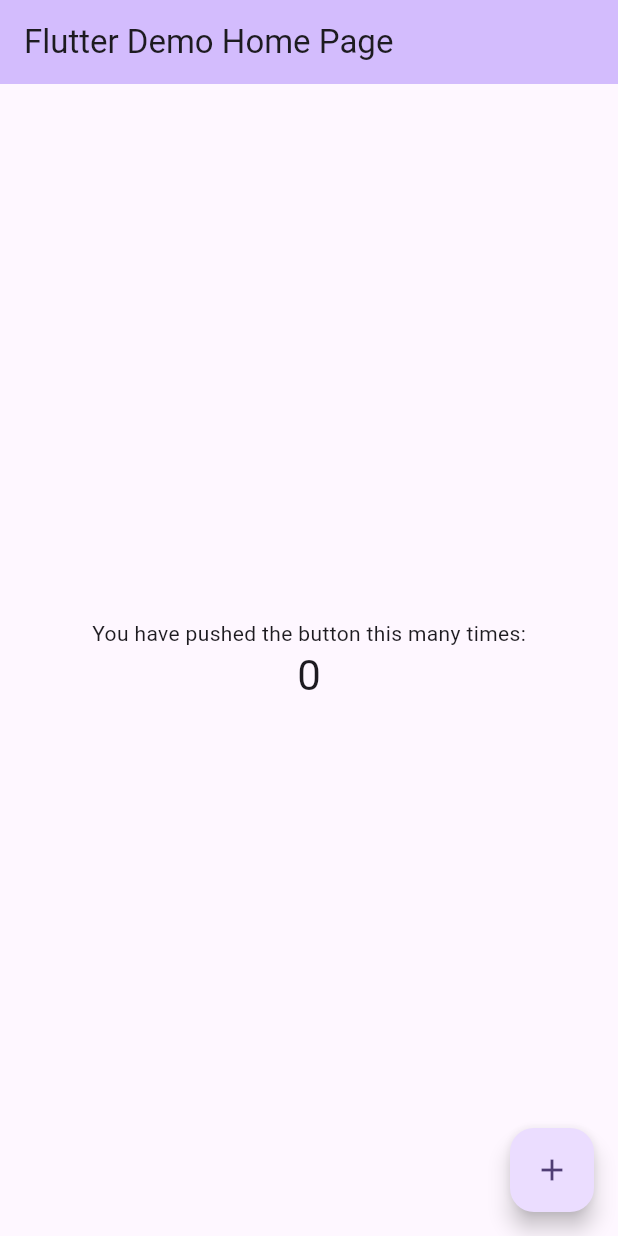
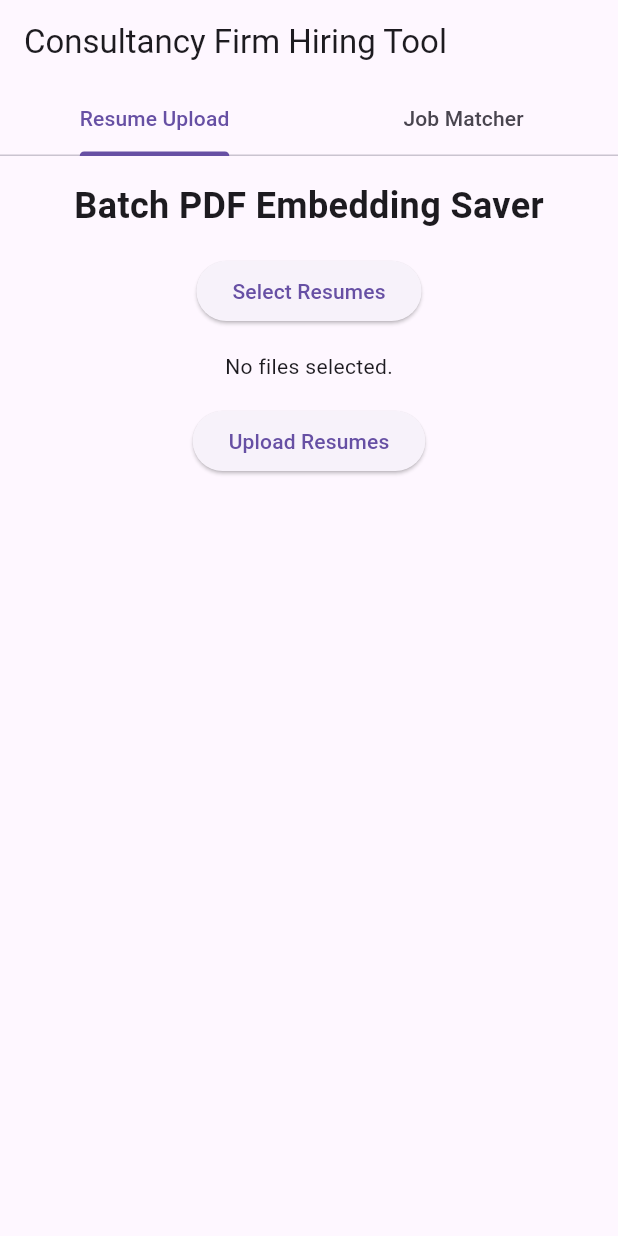
Before and after one commit to sahillakhe/pedha, a Flutter app: the screen it shows after launch, on a phone screen of 412 x 824 dp. Run offline on Flutter 3.47's test engine with Material 3 defaults, Android fonts, the phone set to English and light mode, and no system bars; our stand-ins replace file_picker.

Commit message:
Pedha UI in light theme

```diff
--- /dev/null
+++ b/pedhaaap/lib/home_page.dart
@@ -0,0 +1,34 @@
+// lib/home_page.dart
+import 'package:flutter/material.dart';
+import 'package:pedhaaap/job_matcher_tab.dart';
+import 'package:pedhaaap/resume_upload_tab.dart';
+
+class HomePage extends StatelessWidget {
+  final List<Tab> myTabs = <Tab>[
+    const Tab(text: 'Resume Upload'),
+    const Tab(text: 'Job Matcher'),
+  ];
+
+  HomePage({super.key});
+
+  @override
+  Widget build(BuildContext context) {
+    return DefaultTabController(
+      length: myTabs.length,
+      child: Scaffold(
+        appBar: AppBar(
+          title: const Text('Consultancy Firm Hiring Tool'),
+          bottom: TabBar(
+            tabs: myTabs,
+          ),
+        ),
+        body: const TabBarView(
+          children: [
+            ResumeUploadTab(),
+            JobMatcherTab(),
+          ],
+        ),
+      ),
+    );
+  }
+}
--- a/pedhaaap/lib/main.dart
+++ b/pedhaaap/lib/main.dart
@@ -1,125 +1,22 @@
+// lib/main.dart
 import 'package:flutter/material.dart';
+import 'package:pedhaaap/home_page.dart';
 
 void main() {
-  runApp(const MyApp());
+  runApp(const ConsultancyHiringToolApp());
 }
 
-class MyApp extends StatelessWidget {
-  const MyApp({super.key});
+class ConsultancyHiringToolApp extends StatelessWidget {
+  const ConsultancyHiringToolApp({super.key});
 
-  // This widget is the root of your application.
   @override
   Widget build(BuildContext context) {
     return MaterialApp(
-      title: 'Flutter Demo',
+      title: 'Consultancy Firm Hiring Tool',
       theme: ThemeData(
-        // This is the theme of your application.
-        //
-        // TRY THIS: Try running your application with "flutter run". You'll see
-        // the application has a purple toolbar. Then, without quitting the app,
-        // try changing the seedColor in the colorScheme below to Colors.green
-        // and then invoke "hot reload" (save your changes or press the "hot
-        // reload" button in a Flutter-supported IDE, or press "r" if you used
-        // the command line to start the app).
-        //
-        // Notice that the counter didn't reset back to zero; the application
-        // state is not lost during the reload. To reset the state, use hot
-        // restart instead.
-        //
-        // This works for code too, not just values: Most code changes can be
-        // tested with just a hot reload.
-        colorScheme: ColorScheme.fromSeed(seedColor: Colors.deepPurple),
-        useMaterial3: true,
+        primarySwatch: Colors.blue,
       ),
-      home: const MyHomePage(title: 'Flutter Demo Home Page'),
+      home: HomePage(),
     );
   }
 }
-
-class MyHomePage extends StatefulWidget {
-  const MyHomePage({super.key, required this.title});
-
-  // This widget is the home page of your application. It is stateful, meaning
-  // that it has a State object (defined below) that contains fields that affect
-  // how it looks.
-
-  // This class is the configuration for the state. It holds the values (in this
-  // case the title) provided by the parent (in this case the App widget) and
-  // used by the build method of the State. Fields in a Widget subclass are
-  // always marked "final".
-
-  final String title;
-
-  @override
-  State<MyHomePage> createState() => _MyHomePageState();
-}
-
-class _MyHomePageState extends State<MyHomePage> {
-  int _counter = 0;
-
-  void _incrementCounter() {
-    setState(() {
-      // This call to setState tells the Flutter framework that something has
-      // changed in this State, which causes it to rerun the build method below
-      // so that the display can reflect the updated values. If we changed
-      // _counter without calling setState(), then the build method would not be
-      // called again, and so nothing would appear to happen.
-      _counter++;
-    });
-  }
-
-  @override
-  Widget build(BuildContext context) {
-    // This method is rerun every time setState is called, for instance as done
-    // by the _incrementCounter method above.
-    //
-    // The Flutter framework has been optimized to make rerunning build methods
-    // fast, so that you can just rebuild anything that needs updating rather
-    // than having to individually change instances of widgets.
-    return Scaffold(
-      appBar: AppBar(
-        // TRY THIS: Try changing the color here to a specific color (to
-        // Colors.amber, perhaps?) and trigger a hot reload to see the AppBar
-        // change color while the other colors stay the same.
-        backgroundColor: Theme.of(context).colorScheme.inversePrimary,
-        // Here we take the value from the MyHomePage object that was created by
-        // the App.build method, and use it to set our appbar title.
-        title: Text(widget.title),
-      ),
-      body: Center(
-        // Center is a layout widget. It takes a single child and positions it
-        // in the middle of the parent.
-        child: Column(
-          // Column is also a layout widget. It takes a list of children and
-          // arranges them vertically. By default, it sizes itself to fit its
-          // children horizontally, and tries to be as tall as its parent.
-          //
-          // Column has various properties to control how it sizes itself and
-          // how it positions its children. Here we use mainAxisAlignment to
-          // center the children vertically; the main axis here is the vertical
-          // axis because Columns are vertical (the cross axis would be
-          // horizontal).
-          //
-          // TRY THIS: Invoke "debug painting" (choose the "Toggle Debug Paint"
-          // action in the IDE, or press "p" in the console), to see the
-          // wireframe for each widget.
-          mainAxisAlignment: MainAxisAlignment.center,
-          children: <Widget>[
-            const Text(
-              'You have pushed the button this many times:',
-            ),
-            Text(
-              '$_counter',
-              style: Theme.of(context).textTheme.headlineMedium,
-            ),
-          ],
-        ),
-      ),
-      floatingActionButton: FloatingActionButton(
-        onPressed: _incrementCounter,
-        tooltip: 'Increment',
-        child: const Icon(Icons.add),
-      ), // This trailing comma makes auto-formatting nicer for build methods.
-    );
-  }
-}
--- /dev/null
+++ b/pedhaaap/lib/resume_upload_tab.dart
@@ -0,0 +1,72 @@
+// lib/resume_upload_tab.dart
+import 'package:file_picker/file_picker.dart';
+import 'package:flutter/material.dart';
+
+class ResumeUploadTab extends StatefulWidget {
+  const ResumeUploadTab({super.key});
+
+  @override
+  ResumeUploadTabState createState() => ResumeUploadTabState();
+}
+
+class ResumeUploadTabState extends State<ResumeUploadTab> {
+  List<PlatformFile>? _files;
+
+  void _pickFiles() async {
+    FilePickerResult? result = await FilePicker.platform.pickFiles(
+      allowedExtensions: ['pdf', 'docx'],
+      allowMultiple: true,
+      type: FileType.custom,
+    );
+
+    if (result != null) {
+      setState(() {
+        _files = result.files;
+      });
+    }
+  }
+
+  @override
+  Widget build(BuildContext context) {
+    return Padding(
+      padding: const EdgeInsets.all(16.0),
+      child: Column(
+        children: [
+          const Text(
+            'Batch PDF Embedding Saver',
+            style: TextStyle(fontSize: 24, fontWeight: FontWeight.bold),
+          ),
+          const SizedBox(height: 16),
+          ElevatedButton(
+            onPressed: _pickFiles,
+            child: const Text('Select Resumes'),
+          ),
+          const SizedBox(height: 16),
+          _files != null
+              ? Expanded(
+                  child: ListView.builder(
+                    itemCount: _files!.length,
+                    itemBuilder: (context, index) {
+                      return ListTile(
+                        title: Text(_files![index].name),
+                      );
+                    },
+                  ),
+                )
+              : const Text('No files selected.'),
+          const SizedBox(height: 16),
+          ElevatedButton(
+            onPressed: () {
+              // Placeholder for upload functionality
+              ScaffoldMessenger.of(context).showSnackBar(
+                const SnackBar(
+                    content: Text('Upload functionality not implemented.')),
+              );
+            },
+            child: const Text('Upload Resumes'),
+          ),
+        ],
+      ),
+    );
+  }
+}
```
Also changed, not shown: pedhaaap/lib/job_matcher_tab.dart (added, +95 -0 lines).
